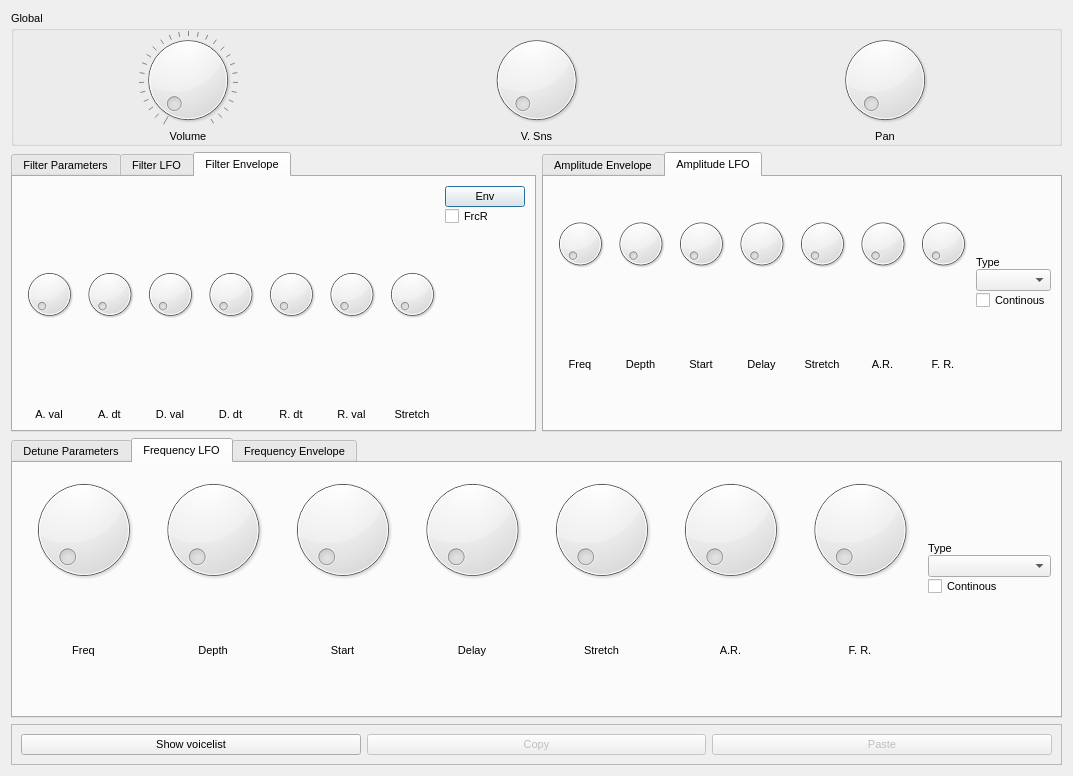
Before: the Qt Designer form src/NewUI/Addnote/AddnoteUI.ui in saidinesh5/ZynAddSubFX, drawn with Qt 5.
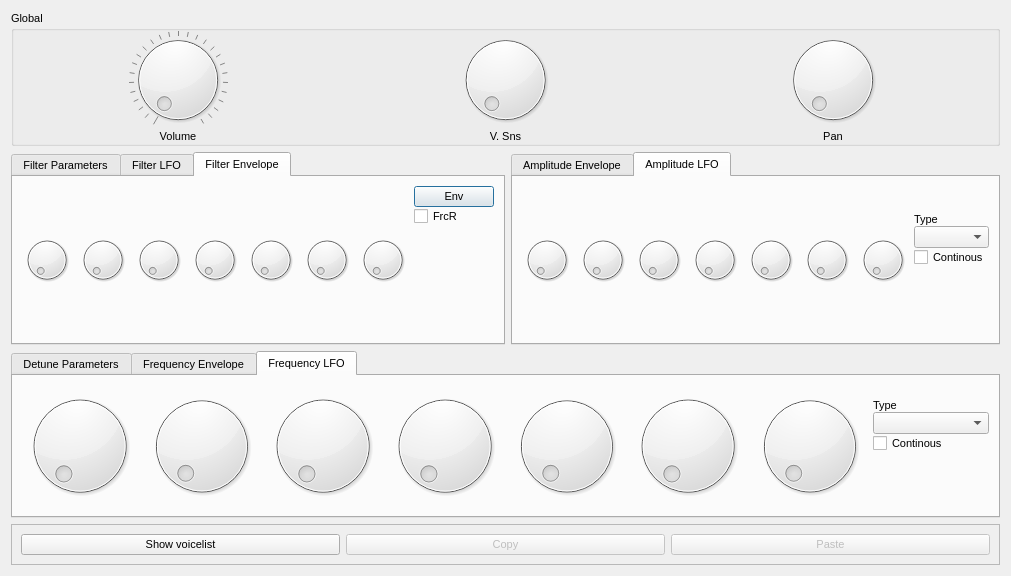
After: the same form once the commit is applied. The open tabs and pages were chosen to show the change. Custom widgets are drawn as their Qt base class.

Commit message: Label drawn in the dial

What changed in the file:
```diff
--- a/src/NewUI/Addnote/AddnoteUI.ui
+++ b/src/NewUI/Addnote/AddnoteUI.ui
@@ -6,8 +6,8 @@
    <rect>
     <x>0</x>
     <y>0</y>
-    <width>1073</width>
-    <height>776</height>
+    <width>968</width>
+    <height>576</height>
    </rect>
   </property>
   <property name="font">
@@ -658,8 +658,8 @@
       <attribute name="title">
        <string>Filter Envelope</string>
       </attribute>
-      <layout class="QGridLayout" name="gridLayout_5">
-       <item row="0" column="0">
+      <layout class="QHBoxLayout" name="horizontalLayout_6">
+       <item>
         <widget class="Dial" name="a_dt_13">
          <property name="sizePolicy">
           <sizepolicy hsizetype="Preferred" vsizetype="Preferred">
@@ -672,7 +672,7 @@
          </property>
         </widget>
        </item>
-       <item row="0" column="1">
+       <item>
         <widget class="Dial" name="d_dt_9">
          <property name="sizePolicy">
           <sizepolicy hsizetype="Preferred" vsizetype="Preferred">
@@ -685,7 +685,7 @@
          </property>
         </widget>
        </item>
-       <item row="0" column="2">
+       <item>
         <widget class="Dial" name="d_dt_11">
          <property name="sizePolicy">
           <sizepolicy hsizetype="Preferred" vsizetype="Preferred">
@@ -698,7 +698,7 @@
          </property>
         </widget>
        </item>
-       <item row="0" column="3">
+       <item>
         <widget class="Dial" name="d_dt_10">
          <property name="sizePolicy">
           <sizepolicy hsizetype="Preferred" vsizetype="Preferred">
@@ -711,7 +711,7 @@
          </property>
         </widget>
        </item>
-       <item row="0" column="4">
+       <item>
         <widget class="Dial" name="r_dt_2">
          <property name="sizePolicy">
           <sizepolicy hsizetype="Preferred" vsizetype="Preferred">
@@ -724,7 +724,7 @@
          </property>
         </widget>
        </item>
-       <item row="0" column="5">
+       <item>
         <widget class="Dial" name="r_dt_7">
          <property name="sizePolicy">
           <sizepolicy hsizetype="Preferred" vsizetype="Preferred">
@@ -737,7 +737,7 @@
          </property>
         </widget>
        </item>
-       <item row="0" column="6">
+       <item>
         <widget class="Dial" name="stretch_9">
          <property name="sizePolicy">
           <sizepolicy hsizetype="Preferred" vsizetype="Preferred">
@@ -750,7 +750,7 @@
          </property>
         </widget>
        </item>
-       <item row="0" column="7">
+       <item>
         <widget class="QWidget" name="widget_4" native="true">
          <layout class="QVBoxLayout" name="verticalLayout_3">
           <property name="spacing">
@@ -792,76 +792,6 @@
          </layout>
         </widget>
        </item>
-       <item row="1" column="0">
-        <widget class="QLabel" name="label_41">
-         <property name="text">
-          <string>A. val</string>
-         </property>
-         <property name="alignment">
-          <set>Qt::AlignCenter</set>
-         </property>
-        </widget>
-       </item>
-       <item row="1" column="1">
-        <widget class="QLabel" name="label_39">
-         <property name="text">
-          <string>A. dt</string>
-         </property>
-         <property name="alignment">
-          <set>Qt::AlignCenter</set>
-         </property>
-        </widget>
-       </item>
-       <item row="1" column="2">
-        <widget class="QLabel" name="label_37">
-         <property name="text">
-          <string>D. val</string>
-         </property>
-         <property name="alignment">
-          <set>Qt::AlignCenter</set>
-         </property>
-        </widget>
-       </item>
-       <item row="1" column="3">
-        <widget class="QLabel" name="label_40">
-         <property name="text">
-          <string>D. dt</string>
-         </property>
-         <property name="alignment">
-          <set>Qt::AlignCenter</set>
-         </property>
-        </widget>
-       </item>
-       <item row="1" column="4">
-        <widget class="QLabel" name="label_38">
-         <property name="text">
-          <string>R. dt</string>
-         </property>
-         <property name="alignment">
-          <set>Qt::AlignCenter</set>
-         </property>
-        </widget>
-       </item>
-       <item row="1" column="5">
-        <widget class="QLabel" name="label_36">
-         <property name="text">
-          <string>R. val</string>
-         </property>
-         <property name="alignment">
-          <set>Qt::AlignCenter</set>
-         </property>
-        </widget>
-       </item>
-       <item row="1" column="6">
-        <widget class="QLabel" name="label_42">
-         <property name="text">
-          <string>Stretch</string>
-         </property>
-         <property name="alignment">
-          <set>Qt::AlignCenter</set>
-         </property>
-        </widget>
-       </item>
       </layout>
      </widget>
     </widget>
@@ -1055,8 +985,8 @@
       <attribute name="title">
        <string>Amplitude LFO</string>
       </attribute>
-      <layout class="QGridLayout" name="gridLayout_9">
-       <item row="0" column="0">
+      <layout class="QHBoxLayout" name="horizontalLayout_7">
+       <item>
         <widget class="Dial" name="a_dt_6">
          <property name="sizePolicy">
           <sizepolicy hsizetype="Preferred" vsizetype="Preferred">
@@ -1069,7 +999,7 @@
          </property>
         </widget>
        </item>
-       <item row="0" column="1">
+       <item>
         <widget class="Dial" name="a_dt_7">
          <property name="sizePolicy">
           <sizepolicy hsizetype="Preferred" vsizetype="Preferred">
@@ -1082,7 +1012,7 @@
          </property>
         </widget>
        </item>
-       <item row="0" column="2">
+       <item>
         <widget class="Dial" name="d_dt_4">
          <property name="sizePolicy">
           <sizepolicy hsizetype="Preferred" vsizetype="Preferred">
@@ -1095,7 +1025,7 @@
          </property>
         </widget>
        </item>
-       <item row="0" column="3">
+       <item>
         <widget class="Dial" name="s_val_4">
          <property name="sizePolicy">
           <sizepolicy hsizetype="Preferred" vsizetype="Preferred">
@@ -1108,7 +1038,7 @@
          </property>
         </widget>
        </item>
-       <item row="0" column="4">
+       <item>
         <widget class="Dial" name="s_val_5">
          <property name="sizePolicy">
           <sizepolicy hsizetype="Preferred" vsizetype="Preferred">
@@ -1121,7 +1051,7 @@
          </property>
         </widget>
        </item>
-       <item row="0" column="5">
+       <item>
         <widget class="Dial" name="s_val_7">
          <property name="sizePolicy">
           <sizepolicy hsizetype="Preferred" vsizetype="Preferred">
@@ -1134,7 +1064,7 @@
          </property>
         </widget>
        </item>
-       <item row="0" column="6">
+       <item>
         <widget class="Dial" name="s_val_6">
          <property name="sizePolicy">
           <sizepolicy hsizetype="Preferred" vsizetype="Preferred">
@@ -1147,7 +1077,7 @@
          </property>
         </widget>
        </item>
-       <item row="0" column="7" rowspan="2">
+       <item>
         <widget class="QWidget" name="widget_6" native="true">
          <property name="sizePolicy">
           <sizepolicy hsizetype="Preferred" vsizetype="Maximum">
@@ -1208,76 +1138,6 @@
          </layout>
         </widget>
        </item>
-       <item row="1" column="0">
-        <widget class="QLabel" name="label_47">
-         <property name="text">
-          <string>Freq</string>
-         </property>
-         <property name="alignment">
-          <set>Qt::AlignCenter</set>
-         </property>
-        </widget>
-       </item>
-       <item row="1" column="1">
-        <widget class="QLabel" name="label_49">
-         <property name="text">
-          <string>Depth</string>
-         </property>
-         <property name="alignment">
-          <set>Qt::AlignCenter</set>
-         </property>
-        </widget>
-       </item>
-       <item row="1" column="2">
-        <widget class="QLabel" name="label_50">
-         <property name="text">
-          <string>Start</string>
-         </property>
-         <property name="alignment">
-          <set>Qt::AlignCenter</set>
-         </property>
-        </widget>
-       </item>
-       <item row="1" column="3">
-        <widget class="QLabel" name="label_48">
-         <property name="text">
-          <string>Delay</string>
-         </property>
-         <property name="alignment">
-          <set>Qt::AlignCenter</set>
-         </property>
-        </widget>
-       </item>
-       <item row="1" column="4">
-        <widget class="QLabel" name="label_51">
-         <property name="text">
-          <string>Stretch</string>
-         </property>
-         <property name="alignment">
-          <set>Qt::AlignCenter</set>
-         </property>
-        </widget>
-       </item>
-       <item row="1" column="5">
-        <widget class="QLabel" name="label_52">
-         <property name="text">
-          <string>A.R.</string>
-         </property>
-         <property name="alignment">
-          <set>Qt::AlignCenter</set>
-         </property>
-        </widget>
-       </item>
-       <item row="1" column="6">
-        <widget class="QLabel" name="label_53">
-         <property name="text">
-          <string>F. R.</string>
-         </property>
-         <property name="alignment">
-          <set>Qt::AlignCenter</set>
-         </property>
-        </widget>
-       </item>
       </layout>
      </widget>
     </widget>
@@ -1381,238 +1241,6 @@
        </item>
       </layout>
      </widget>
-     <widget class="QWidget" name="tab_8">
-      <property name="controlId" stdset="0">
-       <string>FREQUENCY_LFO</string>
-      </property>
-      <attribute name="title">
-       <string>Frequency LFO</string>
-      </attribute>
-      <layout class="QGridLayout" name="gridLayout_7">
-       <item row="0" column="0">
-        <widget class="Dial" name="a_dt_12">
-         <property name="sizePolicy">
-          <sizepolicy hsizetype="Preferred" vsizetype="Preferred">
-           <horstretch>0</horstretch>
-           <verstretch>0</verstretch>
-          </sizepolicy>
-         </property>
-         <property name="controlId" stdset="0">
-          <string>freq</string>
-         </property>
-        </widget>
-       </item>
-       <item row="0" column="1">
-        <widget class="Dial" name="a_dt_16">
-         <property name="sizePolicy">
-          <sizepolicy hsizetype="Preferred" vsizetype="Preferred">
-           <horstretch>0</horstretch>
-           <verstretch>0</verstretch>
-          </sizepolicy>
-         </property>
-         <property name="controlId" stdset="0">
-          <string>intensity</string>
-         </property>
-        </widget>
-       </item>
-       <item row="0" column="2">
-        <widget class="Dial" name="d_dt_7">
-         <property name="sizePolicy">
-          <sizepolicy hsizetype="Preferred" vsizetype="Preferred">
-           <horstretch>0</horstretch>
-           <verstretch>0</verstretch>
-          </sizepolicy>
-         </property>
-         <property name="controlId" stdset="0">
-          <string>start_phase</string>
-         </property>
-        </widget>
-       </item>
-       <item row="0" column="3">
-        <widget class="Dial" name="s_val_18">
-         <property name="sizePolicy">
-          <sizepolicy hsizetype="Preferred" vsizetype="Preferred">
-           <horstretch>0</horstretch>
-           <verstretch>0</verstretch>
-          </sizepolicy>
-         </property>
-         <property name="controlId" stdset="0">
-          <string>delay</string>
-         </property>
-        </widget>
-       </item>
-       <item row="0" column="4">
-        <widget class="Dial" name="s_val_19">
-         <property name="sizePolicy">
-          <sizepolicy hsizetype="Preferred" vsizetype="Preferred">
-           <horstretch>0</horstretch>
-           <verstretch>0</verstretch>
-          </sizepolicy>
-         </property>
-         <property name="controlId" stdset="0">
-          <string>stretch</string>
-         </property>
-        </widget>
-       </item>
-       <item row="0" column="5">
-        <widget class="Dial" name="s_val_20">
-         <property name="sizePolicy">
-          <sizepolicy hsizetype="Preferred" vsizetype="Preferred">
-           <horstretch>0</horstretch>
-           <verstretch>0</verstretch>
-          </sizepolicy>
-         </property>
-         <property name="controlId" stdset="0">
-          <string>randomness_amplitude</string>
-         </property>
-        </widget>
-       </item>
-       <item row="0" column="6">
-        <widget class="Dial" name="s_val_21">
-         <property name="sizePolicy">
-          <sizepolicy hsizetype="Preferred" vsizetype="Preferred">
-           <horstretch>0</horstretch>
-           <verstretch>0</verstretch>
-          </sizepolicy>
-         </property>
-         <property name="controlId" stdset="0">
-          <string>randomness_frequency</string>
-         </property>
-        </widget>
-       </item>
-       <item row="0" column="7" rowspan="2">
-        <widget class="QWidget" name="widget_9" native="true">
-         <property name="sizePolicy">
-          <sizepolicy hsizetype="Preferred" vsizetype="Maximum">
-           <horstretch>0</horstretch>
-           <verstretch>0</verstretch>
-          </sizepolicy>
-         </property>
-         <layout class="QVBoxLayout" name="verticalLayout_9">
-          <property name="spacing">
-           <number>0</number>
-          </property>
-          <property name="margin">
-           <number>0</number>
-          </property>
-          <item>
-           <widget class="QLabel" name="label_9">
-            <property name="sizePolicy">
-             <sizepolicy hsizetype="Preferred" vsizetype="Maximum">
-              <horstretch>0</horstretch>
-              <verstretch>0</verstretch>
-             </sizepolicy>
-            </property>
-            <property name="text">
-             <string>Type</string>
-            </property>
-           </widget>
-          </item>
-          <item>
-           <widget class="ComboBox" name="comboBox_10">
-            <property name="controlId" stdset="0">
-             <string>lfo_type</string>
-            </property>
-           </widget>
-          </item>
-          <item>
-           <widget class="CheckBox" name="checkBox_11">
-            <property name="text">
-             <string>Continous</string>
-            </property>
-            <property name="controlId" stdset="0">
-             <string>continous</string>
-            </property>
-           </widget>
-          </item>
-          <item>
-           <spacer name="verticalSpacer_13">
-            <property name="orientation">
-             <enum>Qt::Vertical</enum>
-            </property>
-            <property name="sizeHint" stdset="0">
-             <size>
-              <width>20</width>
-              <height>40</height>
-             </size>
-            </property>
-           </spacer>
-          </item>
-         </layout>
-        </widget>
-       </item>
-       <item row="1" column="0">
-        <widget class="QLabel" name="label_64">
-         <property name="text">
-          <string>Freq</string>
-         </property>
-         <property name="alignment">
-          <set>Qt::AlignCenter</set>
-         </property>
-        </widget>
-       </item>
-       <item row="1" column="1">
-        <widget class="QLabel" name="label_75">
-         <property name="text">
-          <string>Depth</string>
-         </property>
-         <property name="alignment">
-          <set>Qt::AlignCenter</set>
-         </property>
-        </widget>
-       </item>
-       <item row="1" column="2">
-        <widget class="QLabel" name="label_85">
-         <property name="text">
-          <string>Start</string>
-         </property>
-         <property name="alignment">
-          <set>Qt::AlignCenter</set>
-         </property>
-        </widget>
-       </item>
-       <item row="1" column="3">
-        <widget class="QLabel" name="label_86">
-         <property name="text">
-          <string>Delay</string>
-         </property>
-         <property name="alignment">
-          <set>Qt::AlignCenter</set>
-         </property>
-        </widget>
-       </item>
-       <item row="1" column="4">
-        <widget class="QLabel" name="label_87">
-         <property name="text">
-          <string>Stretch</string>
-         </property>
-         <property name="alignment">
-          <set>Qt::AlignCenter</set>
-         </property>
-        </widget>
-       </item>
-       <item row="1" column="5">
-        <widget class="QLabel" name="label_88">
-         <property name="text">
-          <string>A.R.</string>
-         </property>
-         <property name="alignment">
-          <set>Qt::AlignCenter</set>
-         </property>
-        </widget>
-       </item>
-       <item row="1" column="6">
-        <widget class="QLabel" name="label_89">
-         <property name="text">
-          <string>F. R.</string>
-         </property>
-         <property name="alignment">
-          <set>Qt::AlignCenter</set>
-         </property>
-        </widget>
-       </item>
-      </layout>
-     </widget>
      <widget class="QWidget" name="tab_4">
       <property name="controlId" stdset="0">
        <string>FREQUENCY_ENVELOPE</string>
@@ -1780,6 +1408,189 @@
        </item>
       </layout>
      </widget>
+     <widget class="QWidget" name="tab_8">
+      <property name="controlId" stdset="0">
+       <string>FREQUENCY_LFO</string>
+      </property>
+      <attribute name="title">
+       <string>Frequency LFO</string>
+      </attribute>
+      <layout class="QHBoxLayout" name="horizontalLayout_4">
+       <item>
+        <widget class="Dial" name="a_dt_12">
+         <property name="sizePolicy">
+          <sizepolicy hsizetype="Preferred" vsizetype="Preferred">
+           <horstretch>0</horstretch>
+           <verstretch>0</verstretch>
+          </sizepolicy>
+         </property>
+         <property name="controlId" stdset="0">
+          <string>freq</string>
+         </property>
+         <property name="caption" stdset="0">
+          <string>Freq</string>
+         </property>
+        </widget>
+       </item>
+       <item>
+        <widget class="Dial" name="a_dt_16">
+         <property name="sizePolicy">
+          <sizepolicy hsizetype="Preferred" vsizetype="Preferred">
+           <horstretch>0</horstretch>
+           <verstretch>0</verstretch>
+          </sizepolicy>
+         </property>
+         <property name="controlId" stdset="0">
+          <string>intensity</string>
+         </property>
+         <property name="caption" stdset="0">
+          <string>Depth</string>
+         </property>
+        </widget>
+       </item>
+       <item>
+        <widget class="Dial" name="d_dt_7">
+         <property name="sizePolicy">
+          <sizepolicy hsizetype="Preferred" vsizetype="Preferred">
+           <horstretch>0</horstretch>
+           <verstretch>0</verstretch>
+          </sizepolicy>
+         </property>
+         <property name="controlId" stdset="0">
+          <string>start_phase</string>
+         </property>
+         <property name="caption" stdset="0">
+          <string>Start</string>
+         </property>
+        </widget>
+       </item>
+       <item>
+        <widget class="Dial" name="s_val_18">
+         <property name="sizePolicy">
+          <sizepolicy hsizetype="Preferred" vsizetype="Preferred">
+           <horstretch>0</horstretch>
+           <verstretch>0</verstretch>
+          </sizepolicy>
+         </property>
+         <property name="controlId" stdset="0">
+          <string>delay</string>
+         </property>
+         <property name="caption" stdset="0">
+          <string>Delay</string>
+         </property>
+        </widget>
+       </item>
+       <item>
+        <widget class="Dial" name="s_val_19">
+         <property name="sizePolicy">
+          <sizepolicy hsizetype="Preferred" vsizetype="Preferred">
+           <horstretch>0</horstretch>
+           <verstretch>0</verstretch>
+          </sizepolicy>
+         </property>
+         <property name="controlId" stdset="0">
+          <string>stretch</string>
+         </property>
+         <property name="caption" stdset="0">
+          <string>Stretch</string>
+         </property>
+        </widget>
+       </item>
+       <item>
+        <widget class="Dial" name="s_val_20">
+         <property name="sizePolicy">
+          <sizepolicy hsizetype="Preferred" vsizetype="Preferred">
+           <horstretch>0</horstretch>
+           <verstretch>0</verstretch>
+          </sizepolicy>
+         </property>
+         <property name="controlId" stdset="0">
+          <string>randomness_amplitude</string>
+         </property>
+         <property name="caption" stdset="0">
+          <string>A.R.</string>
+         </property>
+        </widget>
+       </item>
+       <item>
+        <widget class="Dial" name="s_val_21">
+         <property name="sizePolicy">
+          <sizepolicy hsizetype="Preferred" vsizetype="Preferred">
+           <horstretch>0</horstretch>
+           <verstretch>0</verstretch>
+          </sizepolicy>
+         </property>
+         <property name="controlId" stdset="0">
+          <string>randomness_frequency</string>
+         </property>
+         <property name="caption" stdset="0">
+          <string>F.R.</string>
+         </property>
+        </widget>
+       </item>
+       <item>
+        <widget class="QWidget" name="widget_9" native="true">
+         <property name="sizePolicy">
+          <sizepolicy hsizetype="Preferred" vsizetype="Maximum">
+           <horstretch>0</horstretch>
+           <verstretch>0</verstretch>
+          </sizepolicy>
+         </property>
+         <layout class="QVBoxLayout" name="verticalLayout_9">
+          <property name="spacing">
+           <number>0</number>
+          </property>
+          <property name="margin">
+           <number>0</number>
+          </property>
+          <item>
+           <widget class="QLabel" name="label_9">
+            <property name="sizePolicy">
+             <sizepolicy hsizetype="Preferred" vsizetype="Maximum">
+              <horstretch>0</horstretch>
+              <verstretch>0</verstretch>
+             </sizepolicy>
+            </property>
+            <property name="text">
+             <string>Type</string>
+            </property>
+           </widget>
+          </item>
+          <item>
+           <widget class="ComboBox" name="comboBox_10">
+            <property name="controlId" stdset="0">
+             <string>lfo_type</string>
+            </property>
+           </widget>
+          </item>
+          <item>
+           <widget class="CheckBox" name="checkBox_11">
+            <property name="text">
+             <string>Continous</string>
+            </property>
+            <property name="controlId" stdset="0">
+             <string>continous</string>
+            </property>
+           </widget>
+          </item>
+          <item>
+           <spacer name="verticalSpacer_13">
+            <property name="orientation">
+             <enum>Qt::Vertical</enum>
+            </property>
+            <property name="sizeHint" stdset="0">
+             <size>
+              <width>20</width>
+              <height>40</height>
+             </size>
+            </property>
+           </spacer>
+          </item>
+         </layout>
+        </widget>
+       </item>
+      </layout>
+     </widget>
     </widget>
    </item>
    <item row="3" column="0" colspan="2">
```
Left out of the diff: 286 changed lines with no effect on the pictures. The commit also changes 3 other files.
